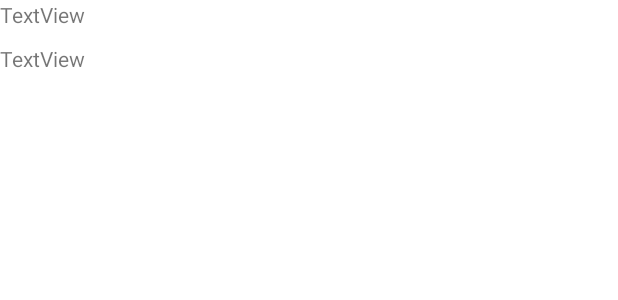
After one commit to orad-cohen/Gymi, an Android app: the layout trainer_home.xml on its own in the app's theme, with its tools: preview values and no code run, on a phone screen of 412 x 824 dp. The commit adds this screen. Shown: the top 300 px of the screen. Run offline under Robolectric (Android 15) with nearby library versions, the phone set to English and light mode, and no system bars.

Commit message:
Updated Login and register methods, as well as different home activity for trainer and trainee

```diff
--- /dev/null
+++ b/app/src/main/res/layout/trainer_home.xml
@@ -0,0 +1,29 @@
+<?xml version="1.0" encoding="utf-8"?>
+<LinearLayout xmlns:android="http://schemas.android.com/apk/res/android"
+    android:layout_width="match_parent"
+    android:layout_height="match_parent"
+    android:orientation="vertical">
+
+    <LinearLayout
+        android:layout_width="match_parent"
+        android:layout_height="wrap_content"
+        android:orientation="horizontal"/>
+
+    <LinearLayout
+        android:layout_width="match_parent"
+        android:layout_height="wrap_content"
+        android:orientation="horizontal"/>
+
+    <TextView
+        android:id="@+id/tvName"
+        android:layout_width="match_parent"
+        android:layout_height="wrap_content"
+        android:text="TextView" />
+
+    <TextView
+        android:id="@+id/tvRole"
+        android:layout_marginTop="10dp"
+        android:layout_width="match_parent"
+        android:layout_height="wrap_content"
+        android:text="TextView" />
+</LinearLayout>
```
Also changed, not shown: app/src/main/AndroidManifest.xml (+9 -5 lines), app/src/main/java/com/project/gymi/LoginActivity.java (+31 -16 lines), app/src/main/java/com/project/gymi/SignUpActivity.java (+5 -12 lines), app/src/main/java/com/project/gymi/TraineeHomeActivity.java (deleted, +0 -42 lines), app/src/main/java/com/project/gymi/TrainerHomeActivity.java (added, +53 -0 lines), app/src/main/java/com/project/gymi/User.java (+8 -2 lines), app/src/main/java/com/project/gymi/trainee_home.java (added, +14 -0 lines), app/src/main/res/layout/activity_trainee_home.xml (added, +9 -0 lines), app/src/main/res/layout/trainee_home.xml (deleted, +0 -35 lines).
